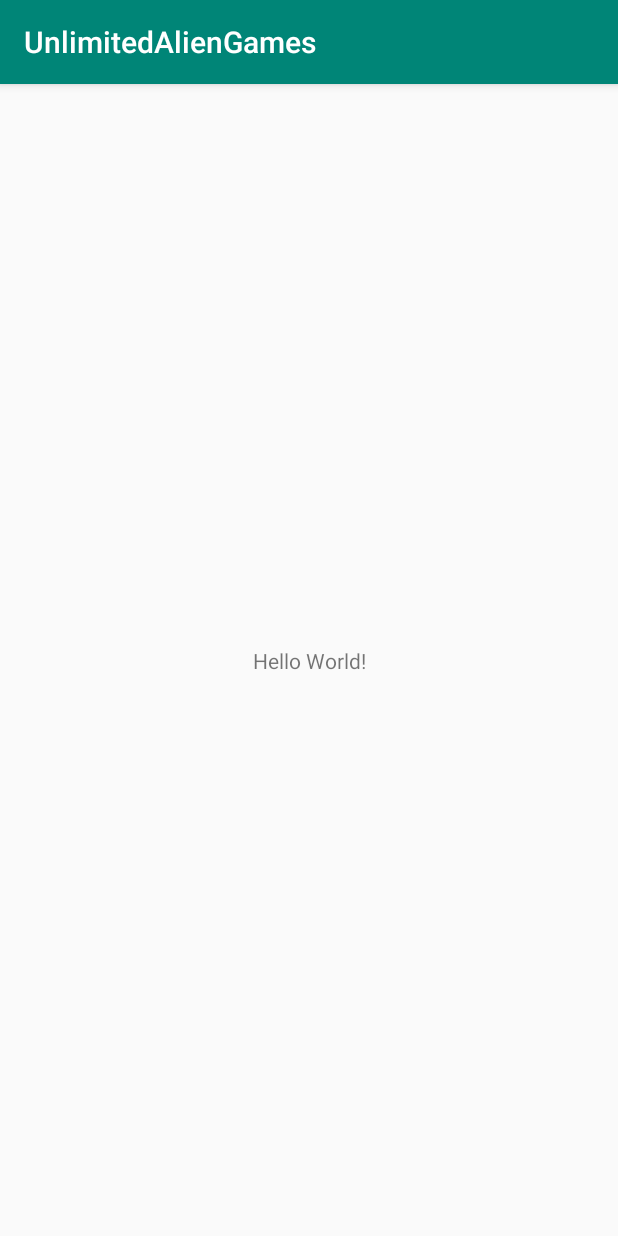
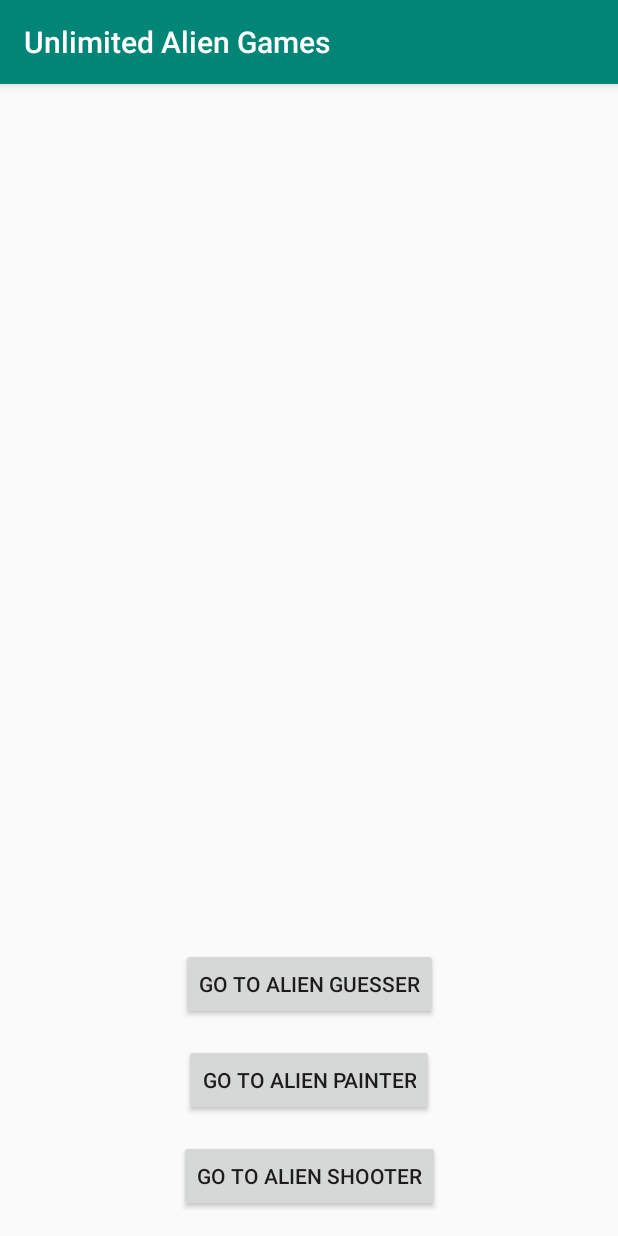
Before and after one commit to TonyHong15/Android-Minigames, an Android app: the screen it shows after launch (MainActivity), on a phone screen of 412 x 824 dp. Run offline under Robolectric (Android 15) with nearby library versions, the phone set to English and light mode, and no system bars.

Commit message:
Added basic buttons to MainActivity that allow access of each of the levels' activity/view.

```diff
--- a/phase1/UnlimitedAlienGames/app/build.gradle
+++ b/phase1/UnlimitedAlienGames/app/build.gradle
@@ -1,12 +1,12 @@
 apply plugin: 'com.android.application'
 
 android {
-    compileSdkVersion 29
+    compileSdkVersion 28
     buildToolsVersion "29.0.2"
     defaultConfig {
         applicationId "com.example.unlimitedaliengames"
         minSdkVersion 28
-        targetSdkVersion 29
+        targetSdkVersion 28
         versionCode 1
         versionName "1.0"
         testInstrumentationRunner "androidx.test.runner.AndroidJUnitRunner"
--- a/phase1/UnlimitedAlienGames/app/src/main/res/layout/activity_alien_guesser.xml
+++ b/phase1/UnlimitedAlienGames/app/src/main/res/layout/activity_alien_guesser.xml
@@ -4,4 +4,4 @@
     xmlns:tools="http://schemas.android.com/tools"
     android:layout_width="match_parent"
     android:layout_height="match_parent"
-    tools:context=".AlienGuesser.AlienGuesser"/>
+    tools:context=".alienguesser.AlienGuesser"/>
--- a/phase1/UnlimitedAlienGames/app/src/main/res/layout/activity_alien_painter.xml
+++ b/phase1/UnlimitedAlienGames/app/src/main/res/layout/activity_alien_painter.xml
@@ -4,6 +4,6 @@
     xmlns:tools="http://schemas.android.com/tools"
     android:layout_width="match_parent"
     android:layout_height="match_parent"
-    tools:context=".AlienPainter.AlienPainter">
+    tools:context=".alienpainter.AlienPainter">
 
 </androidx.constraintlayout.widget.ConstraintLayout>
--- a/phase1/UnlimitedAlienGames/app/src/main/res/layout/activity_alien_shooter.xml
+++ b/phase1/UnlimitedAlienGames/app/src/main/res/layout/activity_alien_shooter.xml
@@ -4,6 +4,6 @@
     xmlns:tools="http://schemas.android.com/tools"
     android:layout_width="match_parent"
     android:layout_height="match_parent"
-    tools:context=".AlienShooter.AlienShooter">
+    tools:context=".alienshooter.AlienShooter">
 
 </androidx.constraintlayout.widget.ConstraintLayout>
--- a/phase1/UnlimitedAlienGames/app/src/main/res/layout/activity_main.xml
+++ b/phase1/UnlimitedAlienGames/app/src/main/res/layout/activity_main.xml
@@ -6,13 +6,38 @@
     android:layout_height="match_parent"
     tools:context=".MainActivity">
 
-    <TextView
+    <Button
+        android:id="@+id/button"
         android:layout_width="wrap_content"
         android:layout_height="wrap_content"
-        android:text="Hello World!"
+        android:layout_marginBottom="16dp"
+        android:onClick="goToAlienGuesser"
+        android:text="@string/alien_guesser"
+        app:layout_constraintBottom_toTopOf="@+id/button2"
+        app:layout_constraintEnd_toEndOf="parent"
+        app:layout_constraintHorizontal_bias="0.5"
+        app:layout_constraintStart_toStartOf="parent" />
+
+    <Button
+        android:id="@+id/button2"
+        android:layout_width="wrap_content"
+        android:layout_height="wrap_content"
+        android:layout_marginBottom="16dp"
+        android:onClick="goToAlienPainter"
+        android:text="@string/alien_painter"
+        app:layout_constraintBottom_toTopOf="@+id/button3"
+        app:layout_constraintEnd_toEndOf="parent"
+        app:layout_constraintHorizontal_bias="0.5"
+        app:layout_constraintStart_toStartOf="parent" />
+
+    <Button
+        android:id="@+id/button3"
+        android:layout_width="wrap_content"
+        android:layout_height="wrap_content"
+        android:layout_marginBottom="16dp"
+        android:onClick="goToAlienShooter"
+        android:text="@string/alien_shooter"
         app:layout_constraintBottom_toBottomOf="parent"
-        app:layout_constraintLeft_toLeftOf="parent"
-        app:layout_constraintRight_toRightOf="parent"
-        app:layout_constraintTop_toTopOf="parent" />
-
+        app:layout_constraintEnd_toEndOf="parent"
+        app:layout_constraintStart_toStartOf="parent" />
 </androidx.constraintlayout.widget.ConstraintLayout>
--- a/phase1/UnlimitedAlienGames/app/src/main/res/values/strings.xml
+++ b/phase1/UnlimitedAlienGames/app/src/main/res/values/strings.xml
@@ -1,3 +1,6 @@
 <resources>
-    <string name="app_name">UnlimitedAlienGames</string>
+    <string name="app_name">Unlimited Alien Games</string>
+    <string name="alien_guesser">Go To Alien Guesser</string>
+    <string name="alien_shooter">Go To Alien Shooter</string>
+    <string name="alien_painter">Go To Alien Painter</string>
 </resources>
```
Also changed, not shown: phase1/UnlimitedAlienGames/app/src/main/AndroidManifest.xml (+9 -3 lines), phase1/UnlimitedAlienGames/app/src/main/java/com/example/unlimitedaliengames/AlienGuesser/AlienGuesser.java (deleted, +0 -16 lines), phase1/UnlimitedAlienGames/app/src/main/java/com/example/unlimitedaliengames/AlienPainter/AlienPainter.java (deleted, +0 -16 lines), phase1/UnlimitedAlienGames/app/src/main/java/com/example/unlimitedaliengames/AlienShooter/AlienShooter.java (deleted, +0 -16 lines), phase1/UnlimitedAlienGames/app/src/main/java/com/example/unlimitedaliengames/MainActivity.java (+30 -5 lines), phase1/UnlimitedAlienGames/app/src/main/java/com/example/unlimitedaliengames/alienguesser/AlienGuesser.java (added, +19 -0 lines), phase1/UnlimitedAlienGames/app/src/main/java/com/example/unlimitedaliengames/alienpainter/AlienPainter.java (added, +19 -0 lines), phase1/UnlimitedAlienGames/app/src/main/java/com/example/unlimitedaliengames/alienshooter/AlienShooter.java (added, +19 -0 lines).
